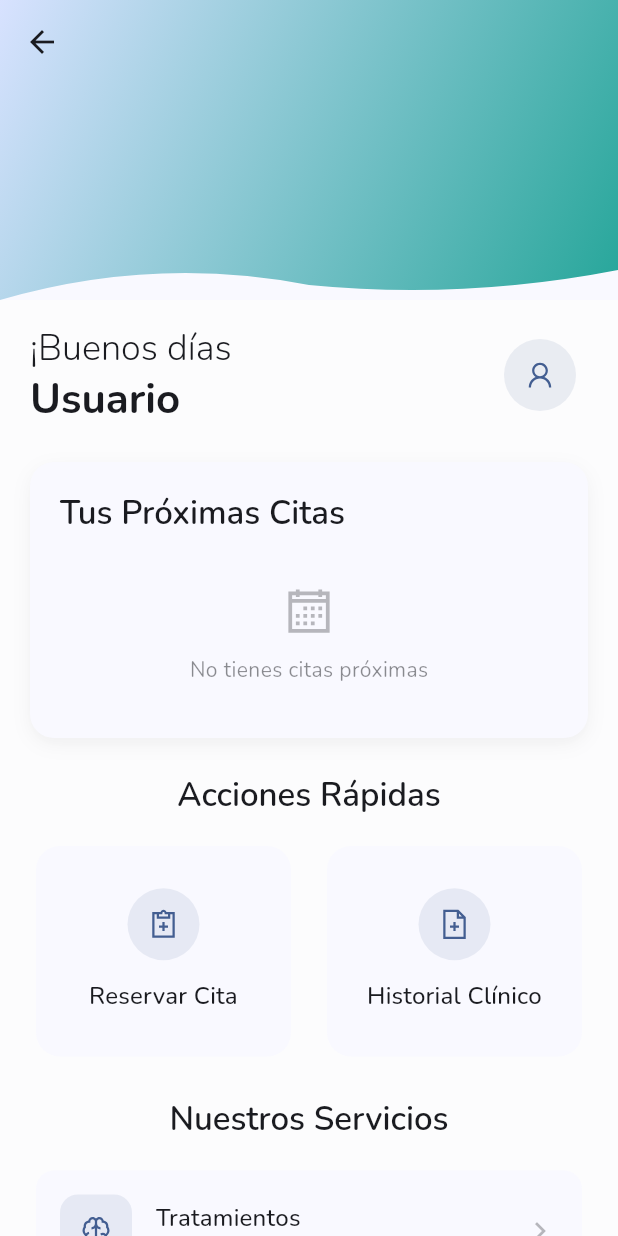
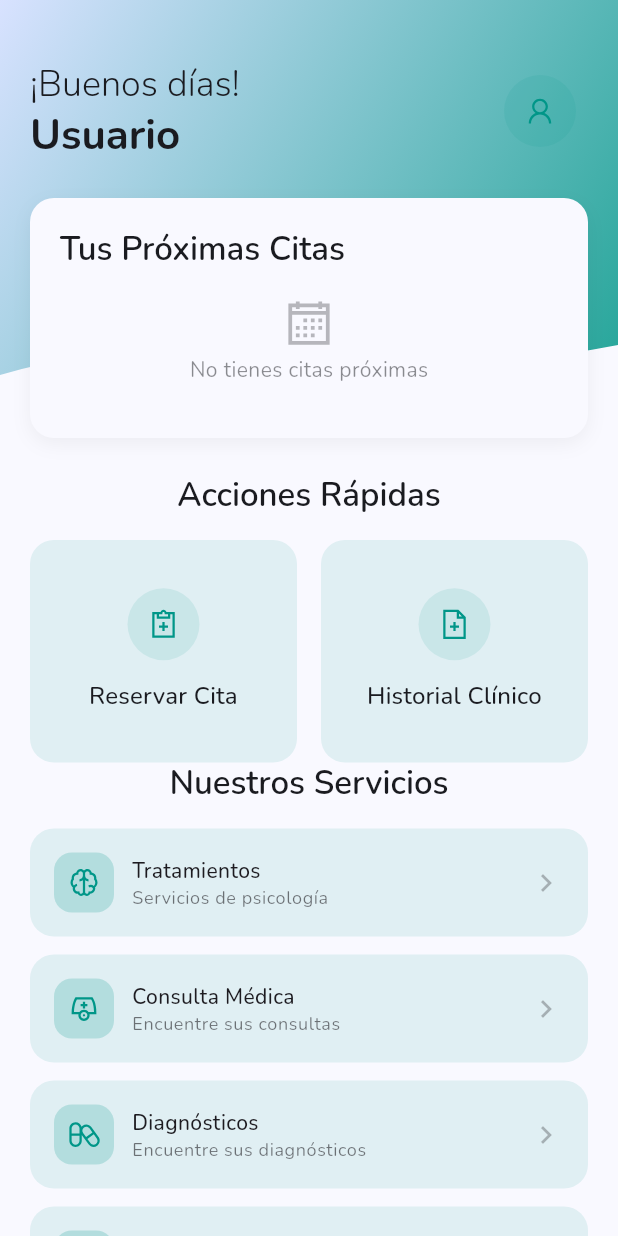
Before and after one commit to SalethxJhoselin/diagnostic_assistant-mobile, a Flutter app: the HomePage screen opened by its route, on a phone screen of 412 x 824 dp. Run offline on Flutter 3.47's test engine with Material 3 defaults, Android fonts, the phone set to English and light mode, and no system bars; our stand-ins replace file_picker, flutter_secure_storage, get, google_fonts, jwt_decoder, line_awesome_flutter and 4 more; missing offline and left inert: flutter_downloader; accounts and stored records are empty; network calls fail.

Commit message:
fixed: changed home's styles

```diff
--- a/lib/components/actionButton.dart
+++ b/lib/components/actionButton.dart
@@ -2,31 +2,75 @@ import 'package:flutter/material.dart';
 
 class ActionButton extends StatelessWidget {
   final IconData icon;
-  final String text;
+  final String title;
+  final String? subtitle;
   final Color color;
-  final Future<void> Function()? onPressed;
+  final Color? textColor;
   final bool isDark;
+  final bool vertical;
+  final bool roundedIcon;
+  final bool showChevron;
+  final VoidCallback onPressed;
 
   const ActionButton({
     super.key,
     required this.icon,
-    required this.text,
+    required this.title,
     required this.color,
     required this.onPressed,
-    required this.isDark,
+    this.subtitle,
+    this.textColor,
+    this.isDark = false,
+    this.vertical = false,
+    this.roundedIcon = false,
+    this.showChevron = false,
   });
 
   @override
   Widget build(BuildContext context) {
+    final tc =
+        textColor ??
+        Theme.of(context).textTheme.bodyMedium?.color ??
+        Colors.black;
+
     return Material(
       borderRadius: BorderRadius.circular(16),
       color: color.withOpacity(isDark ? 0.2 : 0.1),
       child: InkWell(
         borderRadius: BorderRadius.circular(16),
         onTap: onPressed,
-        child: Container(
+        child: Padding(
           padding: const EdgeInsets.all(16),
-          child: Row(
+          child: vertical
+              ? Column(
+                  mainAxisAlignment: MainAxisAlignment.center,
+                  children: [
+                    Container(
+                      width: 48,
+                      height: 48,
+                      decoration: BoxDecoration(
+                        color: color.withOpacity(0.1),
+                        shape: roundedIcon
+                            ? BoxShape.circle
+                            : BoxShape.rectangle,
+                        borderRadius: roundedIcon
+                            ? null
+                            : BorderRadius.circular(12),
+                      ),
+                      child: Icon(icon, color: color),
+                    ),
+                    const SizedBox(height: 12),
+                    Text(
+                      title,
+                      style: Theme.of(context).textTheme.titleMedium?.copyWith(
+                        fontWeight: FontWeight.w500,
+                        color: tc,
+                      ),
+                      textAlign: TextAlign.center,
+                    ),
+                  ],
+                )
+              : Row(
                   children: [
                     Container(
                       width: 40,
@@ -38,13 +82,29 @@ class ActionButton extends StatelessWidget {
                       child: Icon(icon, color: color),
                     ),
                     const SizedBox(width: 12),
+                    Expanded(
+                      child: Column(
+                        crossAxisAlignment: CrossAxisAlignment.start,
+                        children: [
                           Text(
-                text,
-                style: Theme.of(context).textTheme.bodyMedium?.copyWith(
+                            title,
+                            style: Theme.of(context).textTheme.bodyMedium
+                                ?.copyWith(
                                   fontWeight: FontWeight.w500,
-                  color: color,
+                                  color: tc,
                                 ),
                           ),
+                          if (subtitle != null)
+                            Text(
+                              subtitle!,
+                              style: Theme.of(context).textTheme.bodySmall
+                                  ?.copyWith(color: tc.withOpacity(0.6)),
+                            ),
+                        ],
+                      ),
+                    ),
+                    if (showChevron)
+                      Icon(Icons.chevron_right, color: tc.withOpacity(0.3)),
                   ],
                 ),
         ),
--- a/lib/screens/diagnoses.dart
+++ b/lib/screens/diagnoses.dart
@@ -56,7 +56,6 @@ class DiagnosesPageState extends State<DiagnosesPage> {
 
   Widget buildDiagnosticoCard(Map<String, dynamic> diagnostico) {
     final isDarkMode = Theme.of(context).brightness == Brightness.dark;
-    final id = diagnostico['id'];
 
     return Container(
       width: double.infinity,
--- a/lib/screens/editProfile.dart
+++ b/lib/screens/editProfile.dart
@@ -90,11 +90,9 @@ class _EditProfileScreenState extends State<EditProfileScreen> {
 
   @override
   Widget build(BuildContext context) {
-    final theme = Theme.of(context);
     final isDark = Theme.of(context).brightness == Brightness.dark;
 
     return Scaffold(
-      backgroundColor: theme.colorScheme.surfaceVariant.withOpacity(0.2),
       appBar: CustomAppBar(title1: 'Editar Perfil'),
       body: SingleChildScrollView(
         padding: const EdgeInsets.only(bottom: 32),
@@ -119,10 +117,10 @@ class _EditProfileScreenState extends State<EditProfileScreen> {
                   const SizedBox(height: 24),
                   ActionButton(
                     icon: LineAwesomeIcons.save,
-                    text: 'Guardar Cambios',
+                    title: 'Guardar Cambios',
                     color: Colors.teal,
-                    onPressed: _isLoading ? null : () => _updateProfile(),
                     isDark: isDark,
+                    onPressed: _isLoading ? () {} : () => _updateProfile(),
                   ),
                 ],
               ),
--- a/lib/screens/home.dart
+++ b/lib/screens/home.dart
@@ -1,4 +1,7 @@
+import 'package:asd/components/Card.dart';
+import 'package:asd/components/actionButton.dart';
 import 'package:asd/components/wabeClipper.dart';
+import 'package:asd/providers/themeProvider.dart';
 import 'package:asd/screens/consulations.dart';
 import 'package:asd/screens/diagnoses.dart';
 import 'package:asd/screens/enfermedades.dart';
@@ -10,12 +13,9 @@ import 'package:flutter/material.dart';
 import 'package:line_awesome_flutter/line_awesome_flutter.dart';
 import 'package:provider/provider.dart';
 
-import '../components/Card.dart';
 import '../components/fadeThroughPageRoute.dart';
 import '../providers/userProvider.dart';
 import '../services/tramientoService.dart';
-
-// Importa tus pantallas y componentes aquí...
 
 class HomePage extends StatefulWidget {
   const HomePage({super.key});
@@ -27,9 +27,9 @@ class HomePage extends StatefulWidget {
 class HomePageState extends State<HomePage> {
   String getGreeting() {
     final hour = DateTime.now().hour;
-    if (hour < 12) return '¡Buenos días';
-    if (hour < 18) return '¡Buenas tardes';
-    return '¡Buenas noches';
+    if (hour < 12) return '¡Buenos días!';
+    if (hour < 18) return '¡Buenas tardes!';
+    return '¡Buenas noches!';
   }
 
   @override
@@ -38,24 +38,19 @@ class HomePageState extends State<HomePage> {
     final colorScheme = theme.colorScheme;
     final isDark = theme.brightness == Brightness.dark;
 
-    // Colores adaptativos que cambian con el tema
-    final primaryColor = colorScheme.primary;
+    final primaryColor = Colors.teal;
     final primaryContainer = colorScheme.primaryContainer;
     final surfaceColor = colorScheme.surface;
     final onSurfaceColor = colorScheme.onSurface;
-    final cardColor = colorScheme.surfaceVariant;
 
     return Scaffold(
-      backgroundColor: cardColor.withOpacity(0.1),
-      body: CustomScrollView(
-        slivers: [
-          // AppBar personalizado con efecto de onda
-          SliverAppBar(
-            expandedHeight: 200,
-            flexibleSpace: FlexibleSpaceBar(
-              background: ClipPath(
+      body: SingleChildScrollView(
+        child: Stack(
+          children: [
+            ClipPath(
               clipper: DoubleWaveClipper(),
               child: Container(
+                height: 250,
                 decoration: BoxDecoration(
                   gradient: LinearGradient(
                     colors: [
@@ -68,31 +63,22 @@ class HomePageState extends State<HomePage> {
                 ),
               ),
             ),
-            ),
-          ),
 
-          // Contenido principal
-          SliverPadding(
-            padding: const EdgeInsets.symmetric(horizontal: 20, vertical: 16),
-            sliver: SliverList(
-              delegate: SliverChildListDelegate([
-                // Encabezado con saludo y perfil
+            Padding(
+              padding: const EdgeInsets.symmetric(horizontal: 20),
+              child: Column(
+                children: [
+                  const SizedBox(height: 40),
                   _buildHeader(context, onSurfaceColor, primaryColor),
-
-                // Tarjeta de próximas citas
                   _buildAppointmentsCard(context, surfaceColor, onSurfaceColor),
-
-                // Sección de acciones principales
                   _buildMainActionsSection(primaryColor, onSurfaceColor),
-
-                // Sección de servicios
                   _buildServicesSection(primaryColor, onSurfaceColor),
-
                   const SizedBox(height: 40),
-              ]),
+                ],
               ),
             ),
           ],
+        ),
       ),
     );
   }
@@ -161,7 +147,6 @@ class HomePageState extends State<HomePage> {
               color: textColor,
             ),
           ),
-          const SizedBox(height: 16),
           FutureBuilder<Map<String, dynamic>>(
             future: TratamientoService.getRecordatoriosPorPaciente(context),
             builder: (context, snapshot) {
@@ -235,9 +220,8 @@ class HomePageState extends State<HomePage> {
                 Icon(
                   LineAwesomeIcons.check_circle,
                   size: 16,
-                  color: theme.colorScheme.primary,
+                  color: Colors.teal,
                 ),
-                const SizedBox(width: 8),
                 Expanded(
                   child: Text(
                     t,
@@ -256,6 +240,8 @@ class HomePageState extends State<HomePage> {
 
   Widget _buildMainActionsSection(Color primaryColor, Color textColor) {
     final theme = Theme.of(context);
+    final isDark = Theme.of(context).brightness == Brightness.dark;
+
     return Column(
       children: [
         Padding(
@@ -276,72 +262,45 @@ class HomePageState extends State<HomePage> {
           mainAxisSpacing: 16,
           crossAxisSpacing: 16,
           children: [
-            _buildActionCard(
-              'Reservar Cita',
-              LineAwesomeIcons.notes_medical_solid,
-              const ReservarCitasPage(),
-              primaryColor,
-              textColor,
+            ActionButton(
+              icon: LineAwesomeIcons.notes_medical_solid,
+              title: 'Reservar Cita',
+              color: Colors.teal,
+              textColor: textColor,
+              isDark: isDark,
+              vertical: true,
+              roundedIcon: true,
+              onPressed: () {
+                Navigator.push(
+                  context,
+                  FadeThroughPageRoute(page: const ReservarCitasPage()),
+                );
+              },
             ),
-            _buildActionCard(
-              'Historial Clínico',
-              LineAwesomeIcons.file_medical_solid,
-              const PatientHistoryPage(),
-              primaryColor,
-              textColor,
+            ActionButton(
+              icon: LineAwesomeIcons.file_medical_solid,
+              title: 'Historial Clínico',
+              color: Colors.teal,
+              textColor: textColor,
+              isDark: isDark,
+              vertical: true,
+              roundedIcon: true,
+              onPressed: () {
+                Navigator.push(
+                  context,
+                  FadeThroughPageRoute(page: const PatientHistoryPage()),
+                );
+              },
             ),
           ],
         ),
-        const SizedBox(height: 24),
       ],
     );
   }
 
-  Widget _buildActionCard(
-    String title,
-    IconData icon,
-    Widget page,
-    Color primaryColor,
-    Color textColor,
-  ) {
-    return Card(
-      elevation: 0,
-      color: Theme.of(context).colorScheme.surface,
-      shape: RoundedRectangleBorder(borderRadius: BorderRadius.circular(16)),
-      child: InkWell(
-        borderRadius: BorderRadius.circular(16),
-        onTap: () => Navigator.push(context, FadeThroughPageRoute(page: page)),
-        child: Padding(
-          padding: const EdgeInsets.all(16),
-          child: Column(
-            mainAxisAlignment: MainAxisAlignment.center,
-            children: [
-              Container(
-                width: 48,
-                height: 48,
-                decoration: BoxDecoration(
-                  color: primaryColor.withOpacity(0.1),
-                  shape: BoxShape.circle,
-                ),
-                child: Icon(icon, color: primaryColor),
-              ),
-              const SizedBox(height: 12),
-              Text(
-                title,
-                style: Theme.of(context).textTheme.titleMedium?.copyWith(
-                  fontWeight: FontWeight.w500,
-                  color: textColor,
-                ),
-                textAlign: TextAlign.center,
-              ),
-            ],
-          ),
-        ),
-      ),
-    );
-  }
+  Widget _buildServicesSection(Color primaryColor, Color textColor) {
+    final themeProvider = Provider.of<ThemeProvider>(context);
 
-  Widget _buildServicesSection(Color primaryColor, Color textColor) {
     final theme = Theme.of(context);
     return Column(
       children: [
@@ -357,102 +316,65 @@ class HomePageState extends State<HomePage> {
         ),
         Column(
           children: [
-            _buildServiceItem(
-              LineAwesomeIcons.brain_solid,
-              'Tratamientos',
-              'Servicios de psicología',
-              const TratamientosPage(),
-              primaryColor,
-              textColor,
+            ActionButton(
+              icon: LineAwesomeIcons.brain_solid,
+              title: 'Tratamientos',
+              subtitle: 'Servicios de psicología',
+              color: primaryColor,
+              isDark: themeProvider.isDarkMode,
+              showChevron: true,
+              onPressed: () {
+                Navigator.of(
+                  context,
+                ).push(FadeThroughPageRoute(page: const TratamientosPage()));
+              },
             ),
             const SizedBox(height: 12),
-            _buildServiceItem(
-              LineAwesomeIcons.user_md_solid,
-              'Consulta Médica',
-              'Encuentre sus consultas',
-              const ConsultasPage(),
-              primaryColor,
-              textColor,
+            ActionButton(
+              icon: LineAwesomeIcons.user_md_solid,
+              title: 'Consulta Médica',
+              subtitle: 'Encuentre sus consultas',
+              color: primaryColor,
+              isDark: themeProvider.isDarkMode,
+              showChevron: true,
+              onPressed: () {
+                Navigator.of(
+                  context,
+                ).push(FadeThroughPageRoute(page: const ConsultasPage()));
+              },
             ),
             const SizedBox(height: 12),
-            _buildServiceItem(
-              LineAwesomeIcons.capsules_solid,
-              'Diagnósticos',
-              'Encuentre sus diagnósticos',
-              const DiagnosesPage(),
-              primaryColor,
-              textColor,
+            ActionButton(
+              icon: LineAwesomeIcons.capsules_solid,
+              title: 'Diagnósticos',
+              subtitle: 'Encuentre sus diagnósticos',
+              color: primaryColor,
+              isDark: themeProvider.isDarkMode,
+              showChevron: true,
+              onPressed: () {
+                Navigator.of(
+                  context,
+                ).push(FadeThroughPageRoute(page: const DiagnosesPage()));
+              },
             ),
             const SizedBox(height: 12),
-            _buildServiceItem(
-              LineAwesomeIcons.heartbeat_solid,
-              'Recomendaciones',
-              'Consulte sus dudas',
-              const EnfermedadesPage(),
-              primaryColor,
-              textColor,
+            ActionButton(
+              icon: LineAwesomeIcons.heartbeat_solid,
+              title: 'Recomendaciones',
+              subtitle: 'Consulte sus dudas',
+              color: primaryColor,
+              isDark: themeProvider.isDarkMode,
+              showChevron: true,
+              onPressed: () {
+                Navigator.of(
+                  context,
+                ).push(FadeThroughPageRoute(page: const EnfermedadesPage()));
+              },
             ),
+            const SizedBox(height: 12),
           ],
         ),
       ],
-    );
-  }
-
-  Widget _buildServiceItem(
-    IconData icon,
-    String title,
-    String subtitle,
-    Widget page,
-    Color primaryColor,
-    Color textColor,
-  ) {
-    final theme = Theme.of(context);
-    return Card(
-      elevation: 0,
-      color: theme.colorScheme.surface,
-      shape: RoundedRectangleBorder(borderRadius: BorderRadius.circular(12)),
-      child: InkWell(
-        borderRadius: BorderRadius.circular(12),
-        onTap: () => Navigator.push(context, FadeThroughPageRoute(page: page)),
-        child: Padding(
-          padding: const EdgeInsets.all(16),
-          child: Row(
-            children: [
-              Container(
-                width: 48,
-                height: 48,
-                decoration: BoxDecoration(
-                  color: primaryColor.withOpacity(0.1),
-                  borderRadius: BorderRadius.circular(12),
-                ),
-                child: Icon(icon, color: primaryColor),
-              ),
-              const SizedBox(width: 16),
-              Expanded(
-                child: Column(
-                  crossAxisAlignment: CrossAxisAlignment.start,
-                  children: [
-                    Text(
-                      title,
-                      style: theme.textTheme.titleMedium?.copyWith(
-                        fontWeight: FontWeight.w500,
-                        color: textColor,
-                      ),
-                    ),
-                    Text(
-                      subtitle,
-                      style: theme.textTheme.bodySmall?.copyWith(
-                        color: textColor.withOpacity(0.6),
-                      ),
-                    ),
-                  ],
-                ),
-              ),
-              Icon(Icons.chevron_right, color: textColor.withOpacity(0.3)),
-            ],
-          ),
-        ),
-      ),
     );
   }
 
@@ -467,7 +389,6 @@ class HomePageState extends State<HomePage> {
         child: Column(
           children: [
             Icon(icon, size: 40, color: textColor.withOpacity(0.3)),
-            const SizedBox(height: 8),
             Text(
               message,
               style: Theme.of(context).textTheme.bodyMedium?.copyWith(
--- a/lib/screens/userProfile.dart
+++ b/lib/screens/userProfile.dart
@@ -50,9 +50,7 @@ class UserProfilePage extends StatelessWidget {
             ProfileCard(
               child: Column(
                 children: [
-                  const ProfileAvatar(
-                    imagePath: Assets.imagesLogoUsuario,
-                  ),
+                  const ProfileAvatar(imagePath: Assets.imagesLogoUsuario),
                   const SizedBox(height: 16),
                   Text(
                     '${userProvider.name ?? 'Usuario'} '
@@ -72,7 +70,14 @@ class UserProfilePage extends StatelessWidget {
                   ),
                   const SizedBox(height: 20),
                   // Botón para cambiar tema
-                  _buildThemeToggleButton(context, isDark, themeProvider),
+                  ActionButton(
+                    icon: isDark ? LineAwesomeIcons.sun : LineAwesomeIcons.moon,
+                    title: isDark ? 'Modo Claro' : 'Modo Oscuro',
+                    color: Colors.teal,
+                    isDark: isDark,
+                    showChevron: true,
+                    onPressed: () => themeProvider.toggleTheme(!isDark),
+                  ),
                 ],
               ),
             ),
@@ -133,12 +138,14 @@ class UserProfilePage extends StatelessWidget {
                   margin: const EdgeInsets.symmetric(horizontal: 16),
                   child: ActionButton(
                     icon: LineAwesomeIcons.sign_out_alt_solid,
-                    text: 'Cerrar Sesión',
+                    title: 'Cerrar Sesión',
                     color: Colors.red,
+                    isDark: isDark,
+                    showChevron: false,
                     onPressed: () => _cerrarSesion(context),
-                    isDark: isDark,
                   ),
                 ),
+                const SizedBox(height: 40),
               ],
             ),
           ],
@@ -146,50 +153,4 @@ class UserProfilePage extends StatelessWidget {
       ),
     );
   }
-
-  Widget _buildThemeToggleButton(
-    BuildContext context,
-    bool isDark,
-    ThemeProvider themeProvider,
-  ) {
-    return Material(
-      borderRadius: BorderRadius.circular(12),
-      color: Theme.of(context).colorScheme.surfaceVariant.withOpacity(0.3),
-      child: InkWell(
-        borderRadius: BorderRadius.circular(12),
-        onTap: () => themeProvider.toggleTheme(!isDark),
-        child: Container(
-          padding: const EdgeInsets.symmetric(horizontal: 16, vertical: 12),
-          child: Row(
-            children: [
-              Container(
-                width: 40,
-                height: 40,
-                decoration: BoxDecoration(
-                  color: Colors.teal.withOpacity(0.1),
-                  borderRadius: BorderRadius.circular(12),
-                ),
-                child: Icon(
-                  isDark ? LineAwesomeIcons.sun : LineAwesomeIcons.moon,
-                  color: Colors.teal,
-                ),
-              ),
-              const SizedBox(width: 12),
-              Text(
-                isDark ? 'Modo Claro' : 'Modo Oscuro',
-                style: Theme.of(
-                  context,
-                ).textTheme.bodyMedium?.copyWith(fontWeight: FontWeight.w500),
-              ),
-              const Spacer(),
-              Icon(
-                Icons.chevron_right,
-                color: Theme.of(context).colorScheme.onSurface.withOpacity(0.5),
-              ),
-            ],
-          ),
-        ),
-      ),
-    );
-  }
 }
```
Lines whose indentation alone changed are shown as unchanged.
